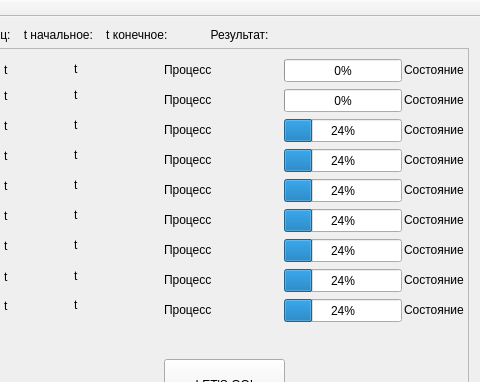
First picture: the form in mainwindow.ui, repository Fynduk/OS-2, before the edit; both pictures show x 278 to 758 and y 0 to 382 of the 758 by 483 pixel window.
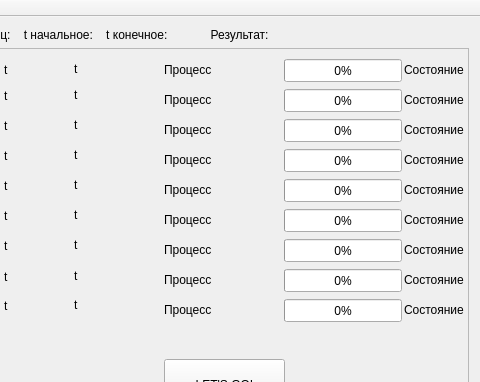
Second picture: the form after the edit.

```diff
--- a/mainwindow.ui
+++ b/mainwindow.ui
@@ -124,7 +124,7 @@
          </rect>
         </property>
         <property name="value">
-         <number>24</number>
+         <number>0</number>
         </property>
         <property name="invertedAppearance">
          <bool>false</bool>
@@ -205,7 +205,7 @@
          </rect>
         </property>
         <property name="value">
-         <number>24</number>
+         <number>0</number>
         </property>
        </widget>
        <widget class="QProgressBar" name="progressBar_5">
@@ -218,7 +218,7 @@
          </rect>
         </property>
         <property name="value">
-         <number>24</number>
+         <number>0</number>
         </property>
        </widget>
        <widget class="QLabel" name="label_stat_D">
@@ -257,7 +257,7 @@
          </rect>
         </property>
         <property name="value">
-         <number>24</number>
+         <number>0</number>
         </property>
        </widget>
        <widget class="QLabel" name="label_E">
@@ -322,7 +322,7 @@
          </rect>
         </property>
         <property name="value">
-         <number>24</number>
+         <number>0</number>
         </property>
        </widget>
        <widget class="QProgressBar" name="progressBar_8">
@@ -335,7 +335,7 @@
          </rect>
         </property>
         <property name="value">
-         <number>24</number>
+         <number>0</number>
         </property>
        </widget>
        <widget class="QLabel" name="label_stat_G">
@@ -374,7 +374,7 @@
          </rect>
         </property>
         <property name="value">
-         <number>24</number>
+         <number>0</number>
         </property>
        </widget>
        <widget class="QLabel" name="label_H">
```
